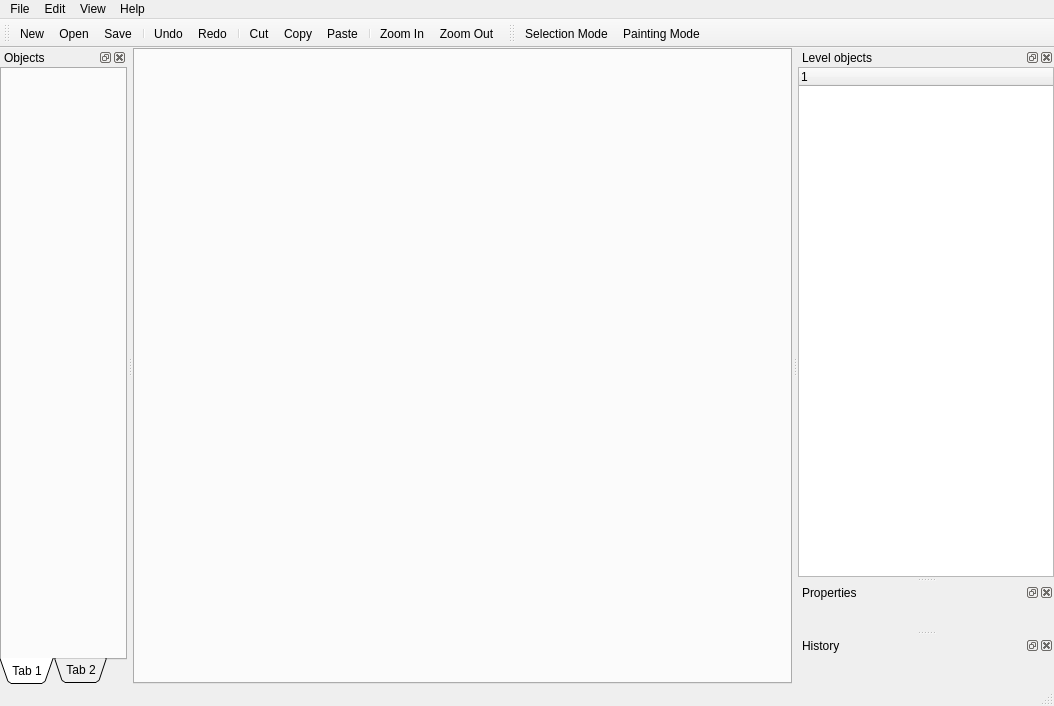
Qt form mainwindow.ui (Senkari/doroboedit) before a commit.
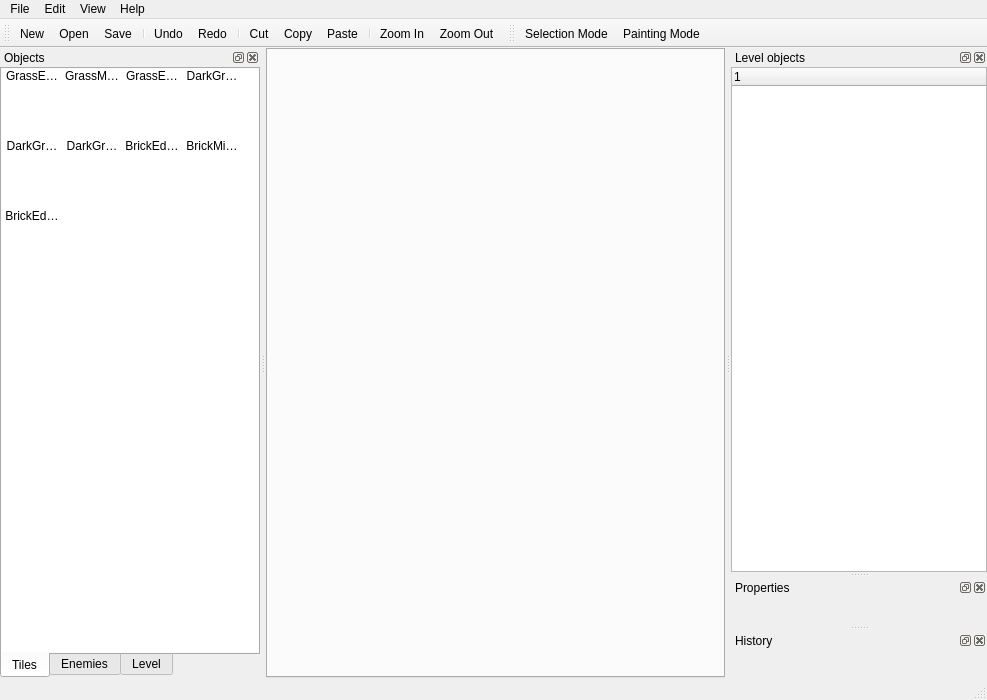
The same form after that commit. Icons and pictures are not drawn.

Commit message: change from Toolbox widget to ListWidget

The edit to the form file:
```diff
--- a/mainwindow.ui
+++ b/mainwindow.ui
@@ -6,8 +6,8 @@
    <rect>
     <x>0</x>
     <y>0</y>
-    <width>1054</width>
-    <height>706</height>
+    <width>987</width>
+    <height>700</height>
    </rect>
   </property>
   <property name="windowTitle">
@@ -62,7 +62,7 @@
     <rect>
      <x>0</x>
      <y>0</y>
-     <width>1054</width>
+     <width>987</width>
      <height>21</height>
     </rect>
    </property>
@@ -188,19 +188,165 @@
         <enum>QTabWidget::South</enum>
        </property>
        <property name="tabShape">
-        <enum>QTabWidget::Triangular</enum>
+        <enum>QTabWidget::Rounded</enum>
        </property>
        <property name="currentIndex">
         <number>0</number>
        </property>
+       <property name="documentMode">
+        <bool>false</bool>
+       </property>
+       <property name="tabsClosable">
+        <bool>false</bool>
+       </property>
        <widget class="QWidget" name="tab">
         <attribute name="title">
-         <string>Tab 1</string>
+         <string>Tiles</string>
         </attribute>
+        <layout class="QGridLayout" name="gridLayout_5">
+         <property name="leftMargin">
+          <number>0</number>
+         </property>
+         <property name="topMargin">
+          <number>0</number>
+         </property>
+         <property name="rightMargin">
+          <number>0</number>
+         </property>
+         <property name="bottomMargin">
+          <number>0</number>
+         </property>
+         <property name="spacing">
+          <number>6</number>
+         </property>
+         <item row="0" column="0">
+          <widget class="QListWidget" name="listWidget">
+           <property name="frameShape">
+            <enum>QFrame::NoFrame</enum>
+           </property>
+           <property name="movement">
+            <enum>QListView::Static</enum>
+           </property>
+           <property name="flow">
+            <enum>QListView::LeftToRight</enum>
+           </property>
+           <property name="isWrapping" stdset="0">
+            <bool>true</bool>
+           </property>
+           <property name="resizeMode">
+            <enum>QListView::Adjust</enum>
+           </property>
+           <property name="gridSize">
+            <size>
+             <width>60</width>
+             <height>70</height>
+            </size>
+           </property>
+           <property name="viewMode">
+            <enum>QListView::IconMode</enum>
+           </property>
+           <property name="uniformItemSizes">
+            <bool>true</bool>
+           </property>
+           <property name="wordWrap">
+            <bool>true</bool>
+           </property>
+           <property name="selectionRectVisible">
+            <bool>false</bool>
+           </property>
+           <item>
+            <property name="text">
+             <string>GrassEdgeL</string>
+            </property>
+            <property name="icon">
+             <iconset resource="icons.qrc">
+              <normaloff>:/Level content/tile.png</normaloff>:/Level content/tile.png</iconset>
+            </property>
+           </item>
+           <item>
+            <property name="text">
+             <string>GrassMiddle</string>
+            </property>
+            <property name="icon">
+             <iconset resource="icons.qrc">
+              <normaloff>:/Level content/tile.png</normaloff>:/Level content/tile.png</iconset>
+            </property>
+           </item>
+           <item>
+            <property name="text">
+             <string>GrassEdgeR</string>
+            </property>
+            <property name="icon">
+             <iconset resource="icons.qrc">
+              <normaloff>:/Level content/tile.png</normaloff>:/Level content/tile.png</iconset>
+            </property>
+           </item>
+           <item>
+            <property name="text">
+             <string>DarkGrassEdgeL</string>
+            </property>
+            <property name="icon">
+             <iconset resource="icons.qrc">
+              <normaloff>:/Level content/tile.png</normaloff>:/Level content/tile.png</iconset>
+            </property>
+           </item>
+           <item>
+            <property name="text">
+             <string>DarkGrassMiddle</string>
+            </property>
+            <property name="icon">
+             <iconset resource="icons.qrc">
+              <normaloff>:/Level content/tile.png</normaloff>:/Level content/tile.png</iconset>
+            </property>
+           </item>
+           <item>
+            <property name="text">
+             <string>DarkGrassEdgeR</string>
+            </property>
+            <property name="icon">
+             <iconset resource="icons.qrc">
+              <normaloff>:/Level content/tile.png</normaloff>:/Level content/tile.png</iconset>
+            </property>
+           </item>
+           <item>
+            <property name="text">
+             <string>BrickEdgeL</string>
+            </property>
+            <property name="icon">
+             <iconset resource="icons.qrc">
+              <normaloff>:/Level content/tile.png</normaloff>:/Level content/tile.png</iconset>
+            </property>
+           </item>
+           <item>
+            <property name="text">
+             <string>BrickMiddle</string>
+            </property>
+            <property name="icon">
+             <iconset resource="icons.qrc">
+              <normaloff>:/Level content/tile.png</normaloff>:/Level content/tile.png</iconset>
+            </property>
+           </item>
+           <item>
+            <property name="text">
+             <string>BrickEdgeR</string>
+            </property>
+            <property name="icon">
+             <iconset resource="icons.qrc">
+              <normaloff>:/Level content/tile.png</normaloff>:/Level content/tile.png</iconset>
+            </property>
+           </item>
+          </widget>
+         </item>
+        </layout>
        </widget>
        <widget class="QWidget" name="tab_2">
         <attribute name="title">
-         <string>Tab 2</string>
+         <string>Enemies</string>
+        </attribute>
+       </widget>
+       <widget class="QWidget" name="tab_3">
+        <attribute name="title">
+         <string>Level</string>
         </attribute>
        </widget>
       </widget>
```
The commit also changes 4 other files.
